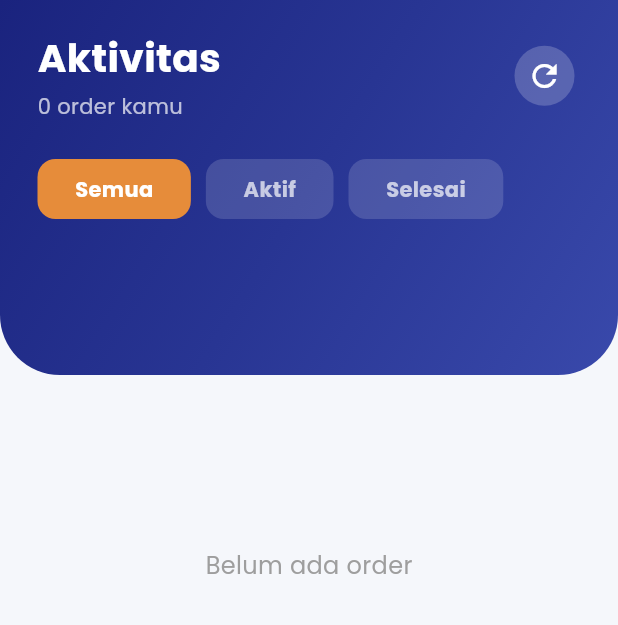
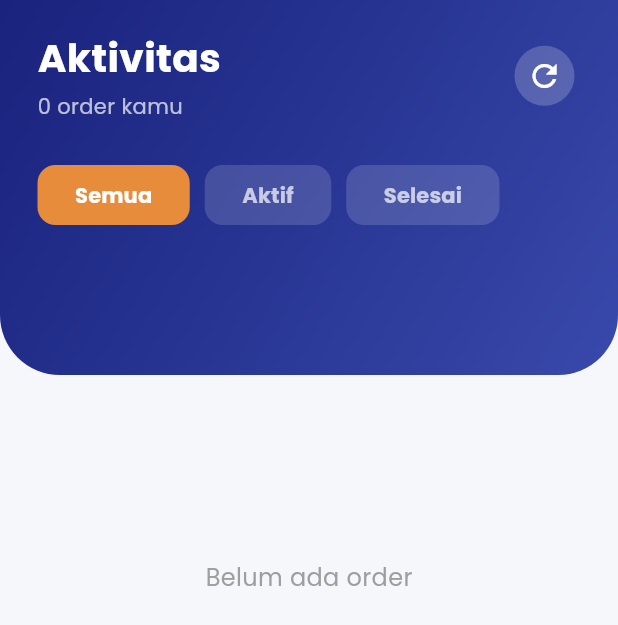
Before and after one commit to triaanandafh/TrimaJadi-PBL, a Flutter app: the OrderPage screen opened directly, on a phone screen of 412 x 824 dp. Shown: the top 625 px of the screen. Run offline on Flutter 3.47's test engine with Material 3 defaults, Android fonts, the phone set to English and light mode, and no system bars; our stand-ins replace file_picker, google_fonts, image_picker, supabase_flutter; accounts and stored records are empty.

Commit message:
Menambahkan Timestamp Order dan Merubah beberapa UI

```diff
--- a/lib/pages/order_page.dart
+++ b/lib/pages/order_page.dart
@@ -56,13 +56,27 @@ class _OrderPageState extends State<OrderPage> {
   }
 
   List<Map<String, dynamic>> get _filteredOrders {
-    if (_selectedFilter == 0) return _orders;
+    if (_selectedFilter == 0) {
+      final sorted = [..._orders];
+      sorted.sort((a, b) {
+        final aIsProgress = (a['work_status'] ?? '') == 'progress' ? 0 : 1;
+        final bIsProgress = (b['work_status'] ?? '') == 'progress' ? 0 : 1;
+        return aIsProgress.compareTo(bIsProgress);
+      });
+      return sorted;
+    }
     if (_selectedFilter == 1) {
-      return _orders.where((o) {
+      final filtered = _orders.where((o) {
         final ws = o['work_status']    ?? '';
         final ps = o['payment_status'] ?? '';
         return ws == 'progress' || ps == 'pending' || ps == 'unpaid';
       }).toList();
+      filtered.sort((a, b) {
+        final aIsProgress = (a['work_status'] ?? '') == 'progress' ? 0 : 1;
+        final bIsProgress = (b['work_status'] ?? '') == 'progress' ? 0 : 1;
+        return aIsProgress.compareTo(bIsProgress);
+      });
+      return filtered;
     }
     return _orders.where((o) {
       final ws = o['work_status'] ?? '';
@@ -75,8 +89,8 @@ class _OrderPageState extends State<OrderPage> {
     final ws = order['work_status']    ?? '';
     final ps = order['payment_status'] ?? '';
 
-    if (ps == 'unpaid')  return (label: 'Belum Dibayar',        color: Colors.orange);
-    if (ps == 'pending') return (label: 'Menunggu Bayar',        color: Colors.orange);
+    if (ps == 'unpaid')   return (label: 'Belum Dibayar',       color: Colors.orange);
+    if (ps == 'pending')  return (label: 'Menunggu Bayar',       color: Colors.orange);
     if (ws == 'progress') return (label: 'In Progress',          color: Colors.blue);
     if (ws == 'done')     return (label: 'Menunggu Konfirmasi',  color: Colors.teal);
     if (ws == 'accepted') return (label: 'Selesai',              color: Colors.green);
@@ -146,15 +160,18 @@ class _OrderPageState extends State<OrderPage> {
                                   const SizedBox(height: 4),
                                   Text(
                                     '${_orders.length} order kamu',
-                                    style: const TextStyle(color: Colors.white70, fontSize: 14),
+                                    style: const TextStyle(
+                                        color: Colors.white70, fontSize: 14),
                                   ),
                                 ],
                               ),
                               IconButton(
-                                icon: const Icon(Icons.refresh, color: Colors.white),
+                                icon: const Icon(Icons.refresh,
+                                    color: Colors.white),
                                 onPressed: _fetchOrders,
                                 style: IconButton.styleFrom(
-                                  backgroundColor: Colors.white.withOpacity(0.2),
+                                  backgroundColor:
+                                      Colors.white.withOpacity(0.2),
                                 ),
                               ),
                             ],
@@ -200,7 +217,8 @@ class _OrderPageState extends State<OrderPage> {
                             child: Center(
                               child: Text(
                                 'Belum ada order',
-                                style: TextStyle(color: Colors.grey[500], fontSize: 16),
+                                style: TextStyle(
+                                    color: Colors.grey[500], fontSize: 16),
                               ),
                             ),
                           )
@@ -209,10 +227,14 @@ class _OrderPageState extends State<OrderPage> {
                         else
                           Column(
                             children: _filteredOrders.map((order) {
-                              final workStatus    = order['work_status']    ?? 'pending';
-                              final paymentStatus = order['payment_status'] ?? 'unpaid';
-                              final serviceName   = order['service_name']   ?? 'Layanan';
-                              final orderId       = order['id']?.toString() ?? '';
+                              final workStatus =
+                                  order['work_status'] ?? 'pending';
+                              final paymentStatus =
+                                  order['payment_status'] ?? 'unpaid';
+                              final serviceName =
+                                  order['service_name'] ?? 'Layanan';
+                              final orderId =
+                                  order['id']?.toString() ?? '';
 
                               String statusLabel;
                               Color statusColor;
@@ -225,7 +247,8 @@ class _OrderPageState extends State<OrderPage> {
                               } else if (workStatus == 'progress') {
                                 statusLabel = 'In Progress';
                                 statusColor = Colors.blue;
-                              } else if (workStatus == 'done' || workStatus == 'accepted') {
+                              } else if (workStatus == 'done' ||
+                                  workStatus == 'accepted') {
                                 statusLabel = 'Selesai';
                                 statusColor = Colors.green;
                               } else {
@@ -235,7 +258,7 @@ class _OrderPageState extends State<OrderPage> {
 
                               final subTitle = isTalent
                                   ? (order['client_name'] ?? 'Client')
-                                  : (order['order_date']  ?? '-');
+                                  : (order['order_date'] ?? '-');
 
                               return OrderCard(
                                 title: serviceName,
@@ -274,20 +297,31 @@ class _OrderPageState extends State<OrderPage> {
 
   Widget _filterTab(int index, String label) {
     final isSelected = _selectedFilter == index;
-    return GestureDetector(
-      onTap: () => setState(() => _selectedFilter = index),
-      child: Container(
-        padding: const EdgeInsets.symmetric(horizontal: 25, vertical: 10),
-        decoration: BoxDecoration(
-          color: isSelected ? const Color(0xFFE68C3A) : Colors.white.withOpacity(0.15),
+
+    return ElevatedButton(
+      onPressed: () {
+        setState(() {
+          _selectedFilter = index;
+        });
+      },
+      style: ElevatedButton.styleFrom(
+        backgroundColor: isSelected
+            ? const Color(0xFFE68C3A)
+            : Colors.white.withOpacity(0.15),
+        foregroundColor: isSelected ? Colors.white : Colors.white70,
+        elevation: 0,
+        padding: const EdgeInsets.symmetric(
+          horizontal: 25,
+          vertical: 10,
+        ),
+        shape: RoundedRectangleBorder(
           borderRadius: BorderRadius.circular(12),
         ),
-        child: Text(
-          label,
-          style: TextStyle(
-            color: isSelected ? Colors.white : Colors.white70,
-            fontWeight: FontWeight.bold,
-          ),
+      ),
+      child: Text(
+        label,
+        style: const TextStyle(
+          fontWeight: FontWeight.bold,
         ),
       ),
     );
--- a/lib/pages/profile_page.dart
+++ b/lib/pages/profile_page.dart
@@ -267,7 +267,7 @@ class _ProfilePageState extends State<ProfilePage> {
               onPressed: () => Navigator.push(context,
                   MaterialPageRoute(builder: (_) => const WalletPage())),
               style: ElevatedButton.styleFrom(
-                backgroundColor: Colors.orange,
+                backgroundColor: Color(0xFFE68C3A),
                 shape: RoundedRectangleBorder(
                     borderRadius: BorderRadius.circular(12)),
               ),
```
Also changed, not shown: lib/pages/detail_order_page.dart (+61 -34 lines).
